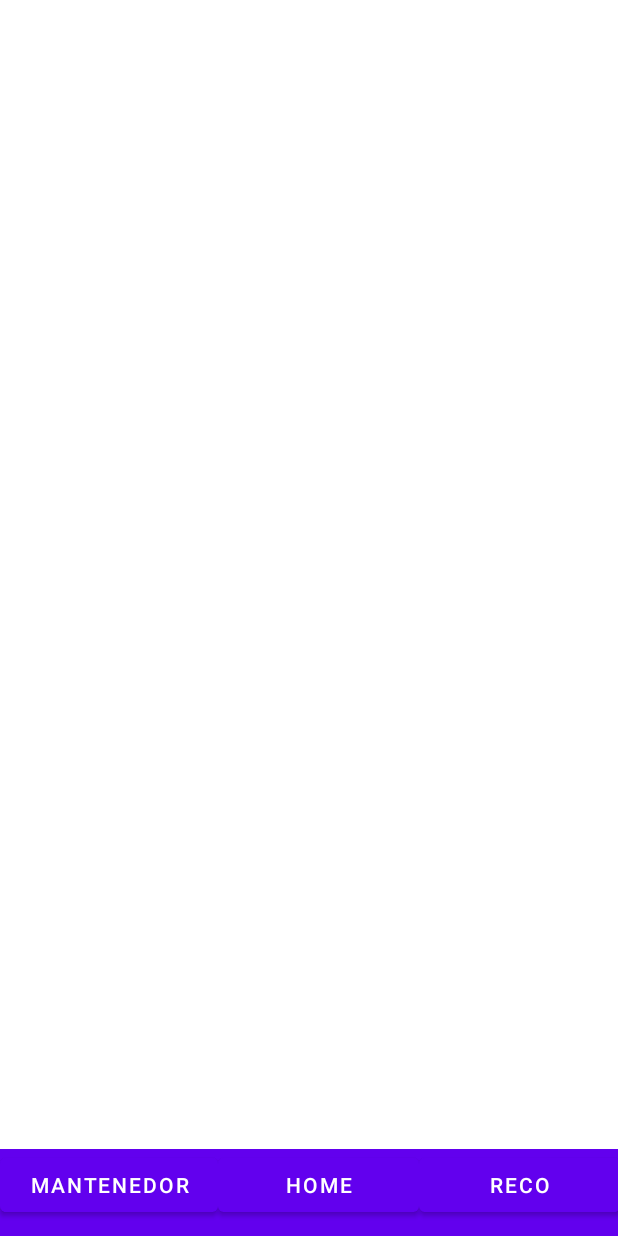
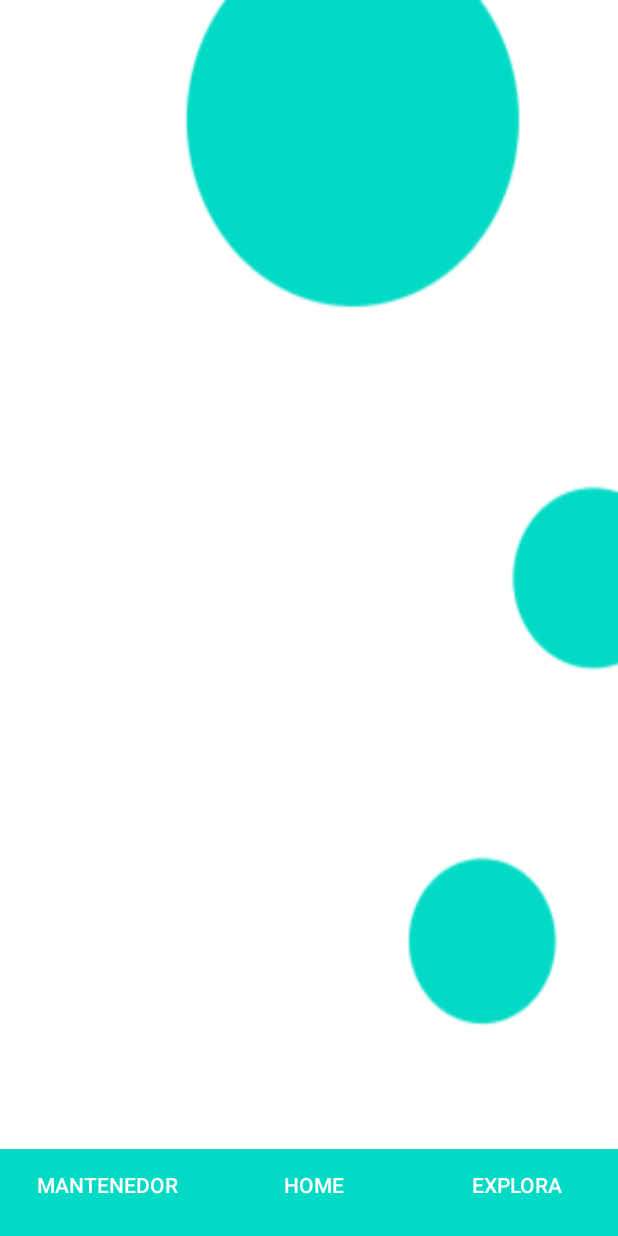
Before and after one commit to EstebanVivanco/MiSubs, an Android app: the Home_act screen opened directly, with no data from a screen before it, on a phone screen of 412 x 824 dp. Run offline under Robolectric (Android 15) with nearby library versions, the phone set to English and light mode, and no system bars.

Commit message:
orden en los botones de navegación alo

```diff
--- a/app/src/main/res/layout/activity_home.xml
+++ b/app/src/main/res/layout/activity_home.xml
@@ -4,6 +4,7 @@
     xmlns:tools="http://schemas.android.com/tools"
     android:layout_width="match_parent"
     android:layout_height="match_parent"
+    android:background="@drawable/backhome"
     tools:context=".Home_act">
 
 
@@ -11,34 +12,40 @@
         android:id="@+id/linearLayout3"
         android:layout_width="413dp"
         android:layout_height="58dp"
-        android:background="@color/purple_500"
-        android:backgroundTint="@color/purple_500"
+        android:background="@color/teal_200"
+        android:backgroundTint="@color/teal_200"
         android:orientation="horizontal"
         app:layout_constraintBottom_toBottomOf="parent"
         app:layout_constraintEnd_toEndOf="parent"
         app:layout_constraintStart_toStartOf="parent">
 
         <Button
+            style="@style/Widget.AppCompat.Button.Borderless.Colored"
             android:layout_width="99dp"
             android:layout_height="wrap_content"
             android:layout_weight="1"
+            android:backgroundTint="@color/teal_200"
             android:onClick="Mantenedores"
             android:text="MANTENEDOR" />
 
         <Button
             android:id="@+id/button2"
+            style="@style/Widget.AppCompat.Button.Borderless.Colored"
             android:layout_width="wrap_content"
             android:layout_height="wrap_content"
             android:layout_weight="1"
+            android:backgroundTint="@color/teal_200"
             android:text="HOME" />
 
         <Button
             android:id="@+id/button3"
+            style="@style/Widget.AppCompat.Button.Borderless.Colored"
             android:layout_width="wrap_content"
             android:layout_height="wrap_content"
             android:layout_weight="1"
+            android:backgroundTint="@color/teal_200"
             android:onClick="Recomendaciones"
-            android:text="Reco" />
+            android:text="EXPLORA" />
 
     </LinearLayout>
 
@@ -46,6 +53,8 @@
         android:id="@+id/listi"
         android:layout_width="377dp"
         android:layout_height="553dp"
+        android:textSize="40sp"
+        android:textStyle="bold"
         app:layout_constraintBottom_toTopOf="@+id/linearLayout3"
         app:layout_constraintEnd_toEndOf="parent"
         app:layout_constraintHorizontal_bias="0.529"
--- a/app/src/main/res/layout/activity_mantenedor.xml
+++ b/app/src/main/res/layout/activity_mantenedor.xml
@@ -131,6 +131,7 @@
         android:layout_height="wrap_content"
         android:layout_weight="1"
         android:backgroundTint="@color/teal_200"
+        android:onClick="Mantenedores"
         android:text="MANTENEDOR" />
 
     <Button
@@ -150,6 +151,7 @@
         android:layout_height="wrap_content"
         android:layout_weight="1"
         android:backgroundTint="@color/teal_200"
+        android:onClick="Recomendaciones"
         android:text="Explora" />
   </LinearLayout>
 
--- a/app/src/main/res/layout/activity_recomendaciones.xml
+++ b/app/src/main/res/layout/activity_recomendaciones.xml
@@ -185,6 +185,7 @@
             android:layout_height="wrap_content"
             android:layout_weight="1"
             android:backgroundTint="@color/teal_200"
+            android:onClick="Mantenedores"
             android:text="MANTENEDOR" />
 
         <Button
@@ -194,6 +195,7 @@
             android:layout_height="match_parent"
             android:layout_weight="1"
             android:backgroundTint="@color/teal_200"
+            android:onClick="home"
             android:text="HOME" />
 
         <Button
@@ -203,6 +205,7 @@
             android:layout_height="match_parent"
             android:layout_weight="1"
             android:backgroundTint="@color/teal_200"
+            android:onClick="Recomendaciones"
             android:text="Explora" />
     </LinearLayout>
 </androidx.constraintlayout.widget.ConstraintLayout>
```
Also changed, not shown: app/src/main/java/com/example/misubs/Mantenedor_act.java (+11 -0 lines), app/src/main/java/com/example/misubs/Recomendaciones_act.java (+25 -0 lines), app/src/main/res/drawable/backhome.png (added).
